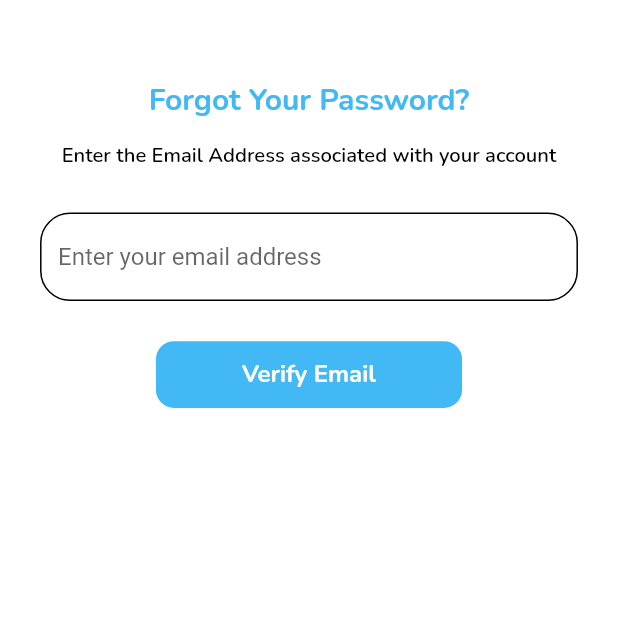
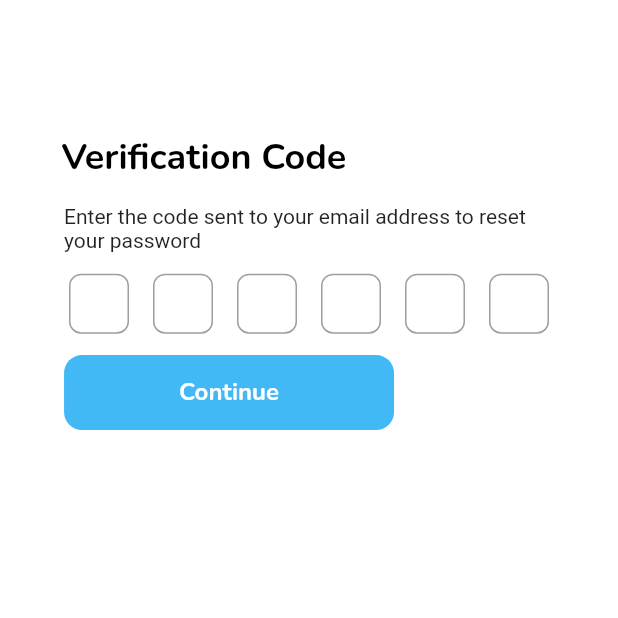
Before and after one commit to hngx-org/translator-ai, a Flutter app: the ForgotPassword screen opened by its route, after a tap on "Verify Email", on a phone screen of 412 x 824 dp, the top half of it. Run offline on Flutter 3.47's test engine with Material 2 defaults, Android fonts, the phone set to English and light mode, and no system bars; our stand-ins replace flutter_svg, get_it, google_fonts, page_transition, shared_preferences; accounts and stored records are empty.

Commit message:
new changes

```diff
--- a/lib/helpers/router.dart
+++ b/lib/helpers/router.dart
@@ -1,6 +1,7 @@
 import 'package:flutter/material.dart';
 import 'package:page_transition/page_transition.dart';
 import 'package:translator_ai/ui/screens/auth/onBoardingPage.dart';
+import 'package:translator_ai/ui/screens/auth/password_recovery.dart';
 import 'package:translator_ai/ui/screens/auth/spalshPage.dart';
 import '../ui/home.dart';
 import '../ui/screens/HomeScreen.dart';
@@ -33,6 +34,7 @@ class RouteHelper {
   static const String settingsRoute = "SettingScreen";
   static const String splashRoute = "SplashPage";
   static const String onBoardingRoute = "onBoardingPage";
+  static const String passwordRecoveryRoute = "PasswordRecovery";
   Route<dynamic>? generateRoute(RouteSettings settings) {
     switch (settings.name) {
       case home:
@@ -59,6 +61,12 @@ class RouteHelper {
           routeName: settings.name!,
           viewToShow: const ForgotPassword(),
         );
+      case resetPasswordRoute:
+        return _getTransistionPageRoute(
+          type: PageTransitionType.rightToLeft,
+          routeName: settings.name!,
+          viewToShow: ResetPassword(),
+        );
       // case resetPasswordRoute:
       //   return _getTransistionPageRoute(
       //     type: PageTransitionType.rightToLeft,
@@ -82,23 +90,25 @@ class RouteHelper {
         return _getTransistionPageRoute(
           type: PageTransitionType.bottomToTop,
           routeName: settings.name!,
-          viewToShow: Settings(),
+          viewToShow: const Settings(),
         );
 
-
       case splashRoute:
-
         return _getTransistionPageRoute(
           type: PageTransitionType.bottomToTop,
           routeName: settings.name!,
-          viewToShow: SplashPage(),
+          viewToShow: const SplashPage(),
         );
       case onBoardingRoute:
-
         return _getTransistionPageRoute(
           type: PageTransitionType.bottomToTop,
           routeName: settings.name!,
-          viewToShow: OnBoardingScreen(),
+          viewToShow: const OnBoardingScreen(),
+        );
+      case passwordRecoveryRoute:
+        return _getPageRoute(
+          routeName: settings.name!,
+          viewToShow: const PasswordRecovery(),
         );
 
       default:
--- a/lib/ui/screens/auth/forgot_password.dart
+++ b/lib/ui/screens/auth/forgot_password.dart
@@ -1,6 +1,7 @@
 import 'package:flutter/cupertino.dart';
 import 'package:flutter/material.dart';
 import 'package:google_fonts/google_fonts.dart';
+import 'package:translator_ai/helpers/router.dart';
 import 'package:translator_ai/ui/components/custom_button.dart';
 import 'package:translator_ai/utils/colors.dart';
 import 'package:translator_ai/utils/size_calculator.dart';
@@ -18,6 +19,24 @@ class _ForgotPasswordState extends State<ForgotPassword> {
   @override
   Widget build(BuildContext context) {
     return Scaffold(
+        appBar: AppBar(
+          backgroundColor: Colors.white,
+          elevation: 0,
+          leading: Builder(
+            builder: (BuildContext context) {
+              return InkWell(
+                onTap: () {
+                  Navigator.pop(context);
+                },
+                child: Icon(
+                  Icons.arrow_back_ios,
+                  size: 23,
+                  color: Color.fromRGBO(89, 51, 8, 1),
+                ),
+              );
+            },
+          ),
+        ),
         backgroundColor: AppColors.whiteColor,
         body: SafeArea(
           child: Padding(
@@ -25,13 +44,10 @@ class _ForgotPasswordState extends State<ForgotPassword> {
                 EdgeInsets.symmetric(horizontal: sizer(false, 30, context)),
             child: Column(
               children: [
-                SizedBox(
-                  height: sizer(false, 60, context),
-                ),
                 Text(
                   "Forgot Your Password?",
                   style: GoogleFonts.nunito(
-                      fontSize: 20,
+                      fontSize: 24,
                       fontWeight: FontWeight.bold,
                       color: AppColors.primary),
                 ),
@@ -39,7 +55,7 @@ class _ForgotPasswordState extends State<ForgotPassword> {
                 Text(
                   "Enter the Email Address associated with your account",
                   style: GoogleFonts.nunito(
-                      fontSize: sizer(true, 14, context),
+                      fontSize: sizer(true, 16, context),
                       fontWeight: FontWeight.w600,
                       color: AppColors.blackColor),
                   maxLines: 3,
@@ -68,7 +84,10 @@ class _ForgotPasswordState extends State<ForgotPassword> {
                     height: sizer(false, 50, context),
                     color: AppColors.primary,
                     content: "Verify Email",
-                    onTap: () {})
+                    onTap: () {
+                      Navigator.of(context)
+                          .pushNamed(RouteHelper.passwordRecoveryRoute);
+                    })
               ],
             ),
           ),
--- /dev/null
+++ b/lib/ui/screens/auth/password_recovery.dart
@@ -0,0 +1,125 @@
+import 'package:flutter/material.dart';
+import 'package:google_fonts/google_fonts.dart';
+import 'package:translator_ai/helpers/router.dart';
+import 'package:translator_ai/ui/components/custom_button.dart';
+import 'package:translator_ai/utils/colors.dart';
+import 'package:translator_ai/utils/size_calculator.dart';
+
+class PasswordRecovery extends StatefulWidget {
+  const PasswordRecovery({super.key});
+
+  @override
+  State<PasswordRecovery> createState() => _PasswordRecoveryState();
+}
+
+class _PasswordRecoveryState extends State<PasswordRecovery> {
+  @override
+  Widget build(BuildContext context) {
+    return Scaffold(
+      backgroundColor: AppColors.whiteColor,
+      body: SafeArea(
+        child: Padding(
+          padding: EdgeInsets.symmetric(horizontal: sizer(false, 30, context)),
+          child: Column(
+            crossAxisAlignment: CrossAxisAlignment.start,
+            children: [
+              SizedBox(
+                height: sizer(false, 100, context),
+              ),
+              Container(
+                padding:
+                    EdgeInsets.symmetric(horizontal: sizer(false, 16, context)),
+                child: Text(
+                  "Verification Code",
+                  style: GoogleFonts.nunito(
+                      fontSize: 24,
+                      fontWeight: FontWeight.bold,
+                      color: AppColors.blackColor),
+                ),
+              ),
+              SizedBox(
+                height: sizer(false, 16, context),
+              ),
+              // const VSpace(4),
+              Container(
+                padding: const EdgeInsets.symmetric(horizontal: 16),
+                child: Text(
+                  "Enter the code sent to your email address to reset your password",
+                  // style: AppTypography.text16,
+                ),
+              ),
+              SizedBox(
+                height: sizer(false, 16, context),
+              ),
+              OtpCodeInput(),
+
+              SizedBox(
+                height: sizer(false, 16, context),
+              ),
+              Padding(
+                  padding: const EdgeInsets.symmetric(horizontal: 16),
+                  child: CustomButton(
+                      width: 220,
+                      height: 50,
+                      color: AppColors.primary,
+                      content: "Continue",
+                      onTap: () {
+                        Navigator.of(context)
+                            .pushNamed(RouteHelper.resetPasswordRoute);
+                      })),
+            ],
+          ),
+        ),
+      ),
+    );
+  }
+}
+
+class OtpCodeInput extends StatefulWidget {
+  @override
+  _OtpCodeInputState createState() => _OtpCodeInputState();
+}
+
+class _OtpCodeInputState extends State<OtpCodeInput> {
+  List<String> otp = List.filled(6, '');
+
+  void _updateOtp(int index, String value) {
+    setState(() {
+      otp[index] = value;
+    });
+  }
+
+  @override
+  Widget build(BuildContext context) {
+    return Row(
+      mainAxisAlignment: MainAxisAlignment.center,
+      children: List.generate(
+        6,
+        (index) => Container(
+          margin: EdgeInsets.symmetric(horizontal: 8.0),
+          width: 40.0,
+          height: 40.0,
+          decoration: BoxDecoration(
+            border: Border.all(color: Colors.grey),
+            borderRadius: BorderRadius.circular(8.0),
+          ),
+          child: TextField(
+            onChanged: (value) {
+              _updateOtp(index, value);
+              if (value.isNotEmpty && index < 5) {
+                FocusScope.of(context).nextFocus();
+              }
+            },
+            maxLength: 1,
+            keyboardType: TextInputType.number,
+            textAlign: TextAlign.center,
+            decoration: InputDecoration(
+              counterText: '',
+              border: InputBorder.none,
+            ),
+          ),
+        ),
+      ),
+    );
+  }
+}
```
Also changed, not shown: lib/ui/screens/auth/reset_password.dart (+35 -15 lines), lib/ui/screens/settings.dart (+30 -17 lines), images/naruto.png (added).
